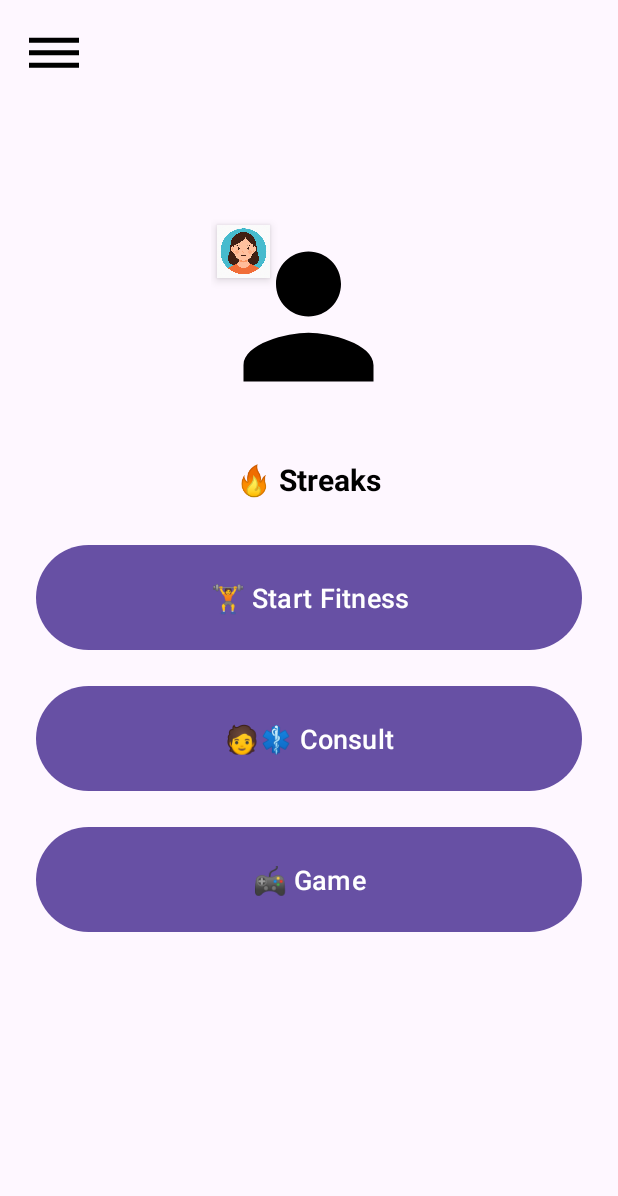
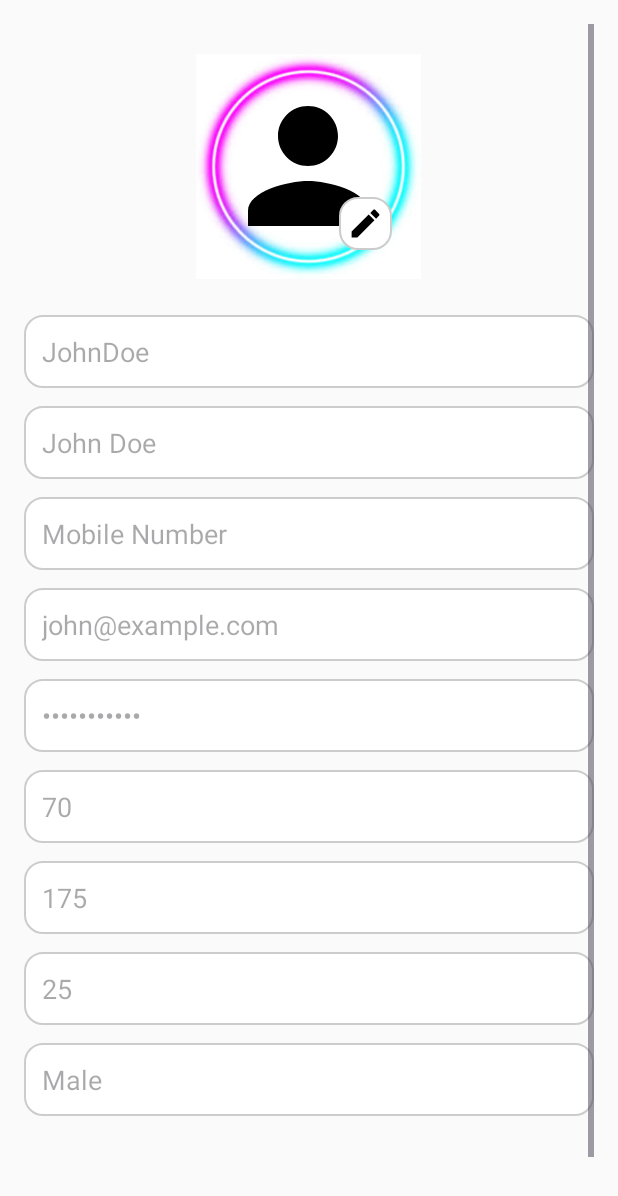
Before and after one commit to drishtisaini/FitU, an Android app: the ProfileActivity screen opened directly, with no data from a screen before it, after a tap on "👤 My Account", on a phone screen of 412 x 824 dp. Shown: the top 1196 px of the screen. Run offline under Robolectric (Android 15) with nearby library versions, the light colour scheme and no system bars; our stand-ins replace CircleImageView; 1 other tap on this screen came first.

Commit message:
Added 'Save Changes' button to MyAccountActivity

```diff
--- a/app/src/main/AndroidManifest.xml
+++ b/app/src/main/AndroidManifest.xml
@@ -28,6 +28,10 @@
             android:name=".ForgotPasswordActivity"
             android:exported="true" />
 
+        <activity android:name=".MyAccountActivity"/>.
+
+
+
 
         <activity
             android:name=".MainActivity"
@@ -39,6 +43,8 @@
             </intent-filter>
         </activity>
 
+
     </application>
+    <uses-permission android:name="android.permission.READ_EXTERNAL_STORAGE"/>
 
 </manifest>
--- /dev/null
+++ b/app/src/main/java/com/igdtuw/myapplication/MyAccountActivity.kt
@@ -0,0 +1,102 @@
+package com.igdtuw.myapplication
+
+import android.os.Bundle
+import android.widget.*
+import androidx.appcompat.app.AppCompatActivity
+import de.hdodenhof.circleimageview.CircleImageView
+
+class MyAccountActivity : AppCompatActivity() {
+
+    private lateinit var profileImage: CircleImageView
+    private lateinit var editUsername: EditText
+    private lateinit var editName: EditText
+    private lateinit var editMobile: EditText
+    private lateinit var editEmail: EditText
+    private lateinit var editPassword: EditText
+    private lateinit var editWeight: EditText
+    private lateinit var editHeight: EditText
+    private lateinit var editAge: EditText
+    private lateinit var editGender: EditText
+    private lateinit var btnSave: Button
+    private lateinit var editIcon: ImageView
+
+    override fun onCreate(savedInstanceState: Bundle?) {
+        super.onCreate(savedInstanceState)
+        setContentView(R.layout.activity_my_account)
+
+        // Initialize views
+        profileImage = findViewById(R.id.profileImage)
+        editUsername = findViewById(R.id.editUsername)
+        editName = findViewById(R.id.editName)
+        editMobile = findViewById(R.id.editMobile)
+        editEmail = findViewById(R.id.editEmail)
+        editPassword = findViewById(R.id.editPassword)
+        editWeight = findViewById(R.id.editWeight)
+        editHeight = findViewById(R.id.editHeight)
+        editAge = findViewById(R.id.editAge)
+        editGender = findViewById(R.id.editGender)
+        btnSave = findViewById(R.id.btnSave)
+        editIcon = findViewById(R.id.editIcon)
+
+        // Set default values
+        editUsername.setText("JohnDoe")
+        editName.setText("John Doe")
+        editEmail.setText("john@example.com")
+        editPassword.setText("password123")
+        editWeight.setText("70")
+        editHeight.setText("175")
+        editAge.setText("25")
+        editGender.setText("Male")
+
+        // Disable fields initially
+        disableFields()
+
+        // Hide Save button initially
+        btnSave.visibility = android.view.View.GONE
+
+        // Handle Edit Icon click to enable fields
+        editIcon.setOnClickListener {
+            enableFields()
+            // Show Save button when user starts editing
+            btnSave.visibility = android.view.View.VISIBLE
+        }
+
+        // Handle Save Changes Button click
+        btnSave.setOnClickListener {
+            // Save changes (could be to SharedPreferences or a Database)
+            Toast.makeText(this, "Details Saved ✅", Toast.LENGTH_SHORT).show()
+
+            // Disable fields after saving
+            disableFields()
+
+            // Hide Save button after saving
+            btnSave.visibility = android.view.View.GONE
+        }
+    }
+
+    // Function to disable fields
+    private fun disableFields() {
+        editUsername.isEnabled = false
+        editName.isEnabled = false
+        editMobile.isEnabled = false
+        editEmail.isEnabled = false
+        editPassword.isEnabled = false
+        editWeight.isEnabled = false
+        editHeight.isEnabled = false
+        editAge.isEnabled = false
+        editGender.isEnabled = false
+    }
+
+    // Function to enable fields
+    private fun enableFields() {
+        editUsername.isEnabled = true
+        editName.isEnabled = true
+        editMobile.isEnabled = true
+        editEmail.isEnabled = true
+        editPassword.isEnabled = true
+        editWeight.isEnabled = true
+        editHeight.isEnabled = true
+        editAge.isEnabled = true
+        editGender.isEnabled = true
+    }
+}
--- a/app/src/main/java/com/igdtuw/myapplication/ProfileActivity.kt
+++ b/app/src/main/java/com/igdtuw/myapplication/ProfileActivity.kt
@@ -13,6 +13,10 @@ import androidx.drawerlayout.widget.DrawerLayout
 import com.airbnb.lottie.LottieAnimationView
 import com.google.android.material.navigation.NavigationView
 import de.hdodenhof.circleimageview.CircleImageView
+import com.igdtuw.myapplication.MyAccountActivity
+
+
+
 
 class ProfileActivity : AppCompatActivity() {
 
@@ -46,8 +50,10 @@ class ProfileActivity : AppCompatActivity() {
         navigationView.setNavigationItemSelectedListener {
             when (it.itemId) {
                 R.id.nav_my_account -> {
-                    Toast.makeText(this, " My Account..", Toast.LENGTH_SHORT).show()
+                    val intent = Intent(this, MyAccountActivity::class.java)
+                    startActivity(intent)
                 }
+
                 R.id.nav_edit_profile -> {
                     Toast.makeText(this, "Edit Profile", Toast.LENGTH_SHORT).show()
                 }
@@ -57,12 +63,14 @@ class ProfileActivity : AppCompatActivity() {
                 R.id.nav_logout -> {
                     Toast.makeText(this, "Logout", Toast.LENGTH_SHORT).show()
                 }
+
             }
             drawerLayout.closeDrawer(GravityCompat.START)
             true
+
         }
 
-        // 🔄 Profile Image Select
+
         editIcon.setOnClickListener {
             val intent = Intent(Intent.ACTION_PICK, MediaStore.Images.Media.EXTERNAL_CONTENT_URI)
             startActivityForResult(intent, PICK_IMAGE_REQUEST)
@@ -93,4 +101,5 @@ class ProfileActivity : AppCompatActivity() {
             profileImage.setImageURI(imageUri)
         }
     }
-}
+
+    }
--- /dev/null
+++ b/app/src/main/res/drawable/edittext_background.xml
@@ -0,0 +1,18 @@
+<?xml version="1.0" encoding="utf-8"?>
+<shape xmlns:android="http://schemas.android.com/apk/res/android"
+    android:shape="rectangle">
+
+    <!-- Background Color -->
+    <solid android:color="@android:color/white" />
+
+    <!-- Rounded corners -->
+    <corners android:radius="12dp" />
+
+    <!-- Border stroke -->
+    <stroke
+        android:width="1dp"
+        android:color="#CCCCCC" />
+
+    <!-- Optional padding for better touch response (if used as background) -->
+    <!-- You can skip this if handled in EditText padding directly -->
+</shape>
--- /dev/null
+++ b/app/src/main/res/drawable/ic_edit.xml
@@ -0,0 +1,5 @@
+<vector xmlns:android="http://schemas.android.com/apk/res/android" android:height="24dp" android:tint="#000000" android:viewportHeight="24" android:viewportWidth="24" android:width="24dp">
+
+    <path android:fillColor="@android:color/white" android:pathData="M3,17.25V21h3.75L17.81,9.94l-3.75,-3.75L3,17.25zM20.71,7.04c0.39,-0.39 0.39,-1.02 0,-1.41l-2.34,-2.34c-0.39,-0.39 -1.02,-0.39 -1.41,0l-1.83,1.83 3.75,3.75 1.83,-1.83z"/>
+
+</vector>
--- /dev/null
+++ b/app/src/main/res/layout/activity_my_account.xml
@@ -0,0 +1,163 @@
+<ScrollView xmlns:android="http://schemas.android.com/apk/res/android"
+    android:layout_width="match_parent"
+    android:layout_height="match_parent"
+    android:background="#FAFAFA"
+    android:padding="16dp">
+
+    <LinearLayout
+        android:layout_width="match_parent"
+        android:layout_height="wrap_content"
+        android:orientation="vertical"
+        android:gravity="center_horizontal"
+        android:paddingBottom="100dp"> <!-- Added padding at the bottom -->
+
+        <!-- Profile Image with Completion Ring -->
+        <RelativeLayout
+            android:layout_width="150dp"
+            android:layout_height="150dp"
+            android:layout_marginTop="20dp">
+
+            <!-- Glowing Ring -->
+            <ImageView
+                android:layout_width="match_parent"
+                android:layout_height="match_parent"
+                android:src="@drawable/glowing_ring"
+                android:scaleType="fitXY" />
+
+            <!-- Profile Image -->
+            <de.hdodenhof.circleimageview.CircleImageView
+                android:id="@+id/profileImage"
+                android:layout_width="120dp"
+                android:layout_height="120dp"
+                android:layout_centerInParent="true"
+                android:src="@drawable/ic_user" />
+
+            <!-- Edit Icon -->
+            <ImageView
+                android:id="@+id/editIcon"
+                android:layout_width="35dp"
+                android:layout_height="35dp"
+                android:layout_alignBottom="@id/profileImage"
+                android:layout_alignEnd="@id/profileImage"
+                android:layout_margin="4dp"
+                android:padding="5dp"
+                android:background="@drawable/edittext_background"
+                android:src="@drawable/ic_edit"
+                android:contentDescription="Edit Profile" />
+        </RelativeLayout>
+
+        <!-- User Editable Fields -->
+        <LinearLayout
+            android:layout_width="match_parent"
+            android:layout_height="wrap_content"
+            android:orientation="vertical"
+            android:paddingTop="24dp">
+
+            <EditText
+                android:id="@+id/editUsername"
+                android:layout_width="match_parent"
+                android:layout_height="wrap_content"
+                android:hint="Username"
+                android:background="@drawable/edittext_background"
+                android:padding="12dp"
+                android:layout_marginBottom="12dp"
+                android:enabled="false" />
+
+            <EditText
+                android:id="@+id/editName"
+                android:layout_width="match_parent"
+                android:layout_height="wrap_content"
+                android:hint="Name"
+                android:background="@drawable/edittext_background"
+                android:padding="12dp"
+                android:layout_marginBottom="12dp"
+                android:enabled="false" />
+
+            <EditText
+                android:id="@+id/editMobile"
+                android:layout_width="match_parent"
+                android:layout_height="wrap_content"
+                android:hint="Mobile Number"
+                android:background="@drawable/edittext_background"
+                android:padding="12dp"
+                android:inputType="phone"
+                android:layout_marginBottom="12dp"
+                android:enabled="false" />
+
+            <EditText
+                android:id="@+id/editEmail"
+                android:layout_width="match_parent"
+                android:layout_height="wrap_content"
+                android:hint="Email"
+                android:background="@drawable/edittext_background"
+                android:padding="12dp"
+                android:inputType="textEmailAddress"
+                android:layout_marginBottom="12dp"
+                android:enabled="false" />
+
+            <EditText
+                android:id="@+id/editPassword"
+                android:layout_width="match_parent"
+                android:layout_height="wrap_content"
+                android:hint="Password"
+                android:background="@drawable/edittext_background"
+                android:padding="12dp"
+                android:inputType="textPassword"
+                android:layout_marginBottom="12dp"
+                android:enabled="false" />
+
+            <EditText
+                android:id="@+id/editWeight"
+                android:layout_width="match_parent"
+                android:layout_height="wrap_content"
+                android:hint="Weight (kg)"
+                android:background="@drawable/edittext_background"
+                android:padding="12dp"
+                android:inputType="numberDecimal"
+                android:layout_marginBottom="12dp"
+                android:enabled="false" />
+
+            <EditText
+                android:id="@+id/editHeight"
+                android:layout_width="match_parent"
+                android:layout_height="wrap_content"
+                android:hint="Height (cm)"
+                android:background="@drawable/edittext_background"
+                android:padding="12dp"
+                android:inputType="numberDecimal"
+                android:layout_marginBottom="12dp"
+                android:enabled="false" />
+
+            <EditText
+                android:id="@+id/editAge"
+                android:layout_width="match_parent"
+                android:layout_height="wrap_content"
+                android:hint="Age"
+                android:background="@drawable/edittext_background"
+                android:padding="12dp"
+                android:inputType="number"
+                android:layout_marginBottom="12dp"
+                android:enabled="false" />
+
+            <EditText
+                android:id="@+id/editGender"
+                android:layout_width="match_parent"
+                android:layout_height="wrap_content"
+                android:hint="Gender"
+                android:background="@drawable/edittext_background"
+                android:padding="12dp"
+                android:layout_marginBottom="20dp"
+                android:enabled="false" />
+        </LinearLayout>
+
+        <!-- Save Changes Button -->
+        <Button
+            android:id="@+id/btnSave"
+            android:layout_width="match_parent"
+            android:layout_height="wrap_content"
+            android:text="Save Changes"
+            android:backgroundTint="#6200EE"
+            android:textColor="@android:color/white"
+            android:layout_marginTop="24dp" />
+    </LinearLayout>
+</ScrollView>
--- a/app/src/main/res/layout/activity_profile.xml
+++ b/app/src/main/res/layout/activity_profile.xml
@@ -18,6 +18,7 @@
             android:layout_width="40dp"
             android:layout_height="40dp"
             android:layout_margin="16dp"
+            android:layout_marginTop="24dp"
             android:src="@drawable/ic_menu"
             android:layout_alignParentStart="true"
             android:layout_alignParentTop="true"
--- a/app/src/main/res/values/styles.xml
+++ b/app/src/main/res/values/styles.xml
@@ -8,4 +8,12 @@
         <item name="android:background">?attr/selectableItemBackground</item> <!-- Ripple effect -->
         <item name="android:textColor">#FFFFFF</item>
     </style>
+    <style name="CustomEditText">
+        <item name="android:layout_width">match_parent</item>
+        <item name="android:layout_height">wrap_content</item>
+        <item name="android:background">@drawable/edittext_background</item>
+        <item name="android:padding">12dp</item>
+        <item name="android:layout_marginTop">12dp</item>
+    </style>
+
 </resources>
```
Also changed, not shown: app/src/main/res/drawable/glowing_ring.png (added).
